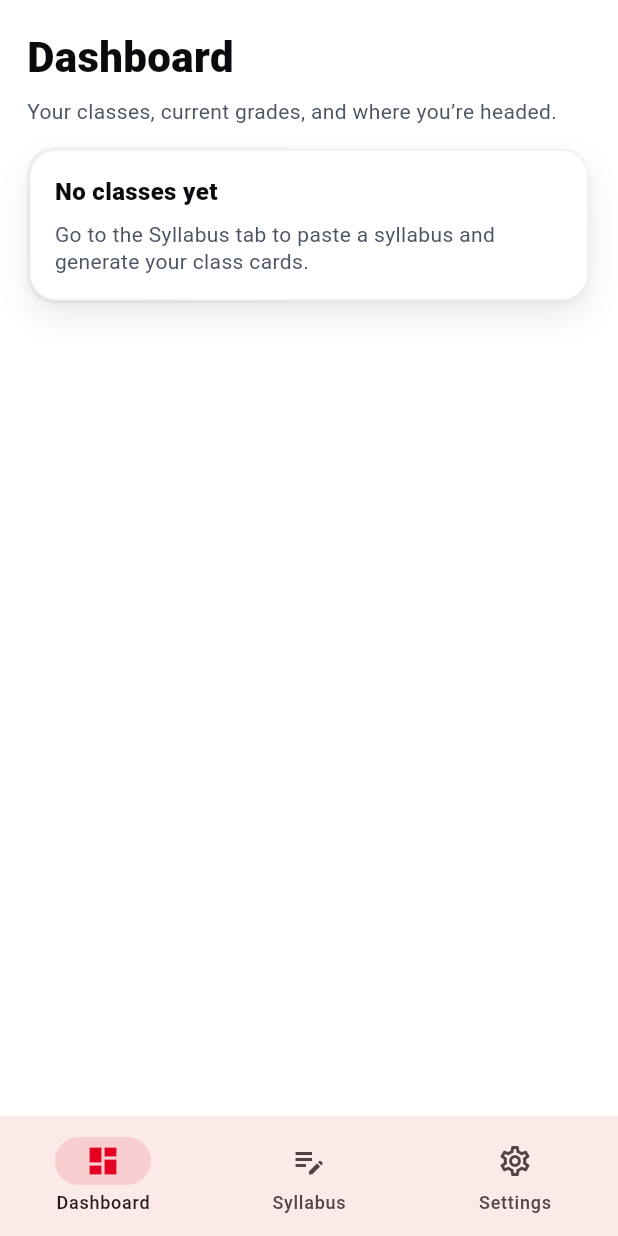
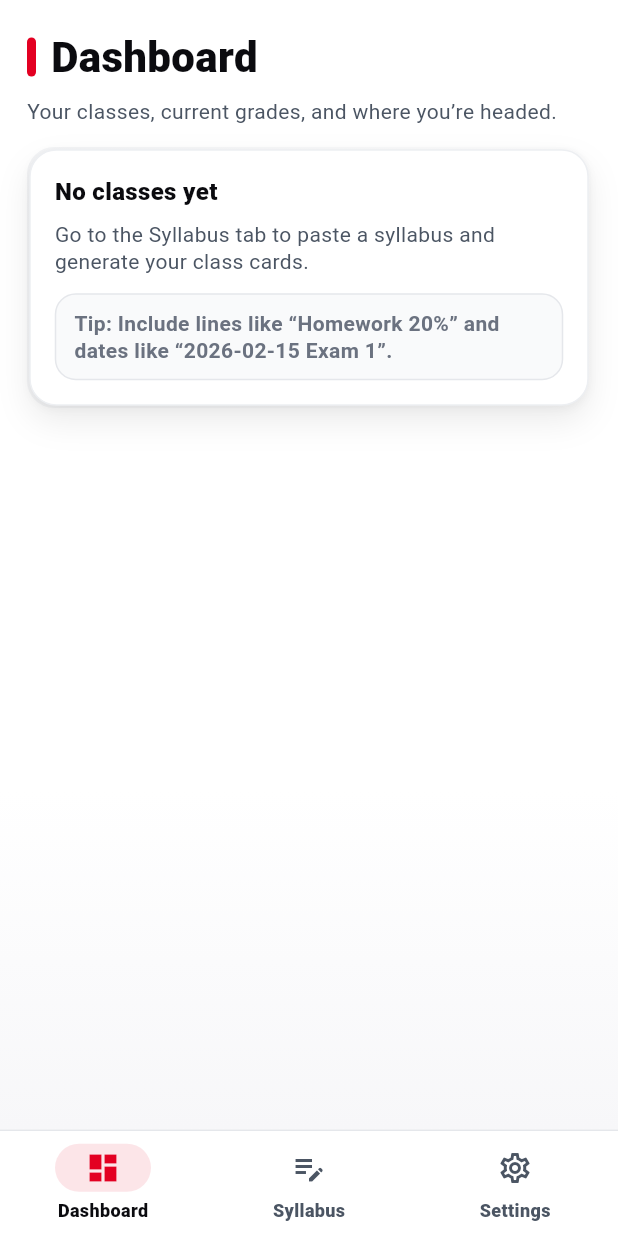
Before and after one commit to Jalani77/eta, a Flutter app: the screen it shows after launch, on a phone screen of 412 x 824 dp. Run offline on Flutter 3.47's test engine with Material 3 defaults, Android fonts, the phone set to English and light mode, and no system bars; our stand-ins replace flutter_riverpod, shared_preferences.

Commit message:
Refactor: Apply Yiri theme and improve UI elements
Co-authored-by: jbandele1 <jbandele1@student.gsu.edu>

```diff
--- a/frontend/lib/presentation/screens/dashboard_screen.dart
+++ b/frontend/lib/presentation/screens/dashboard_screen.dart
@@ -6,6 +6,7 @@ import '../../state/app_settings.dart';
 import '../../state/classes_state.dart';
 import '../widgets/progress_ring.dart';
 import '../widgets/yiri_card.dart';
+import '../theme/yiri_theme.dart';
 
 class DashboardScreen extends ConsumerWidget {
   const DashboardScreen({super.key});
@@ -20,14 +21,17 @@ class DashboardScreen extends ConsumerWidget {
       child: Column(
         crossAxisAlignment: CrossAxisAlignment.start,
         children: [
-          const Text(
-            'Dashboard',
-            style: TextStyle(fontSize: 28, fontWeight: FontWeight.w900),
+          Row(
+            children: const [
+              _AccentBar(),
+              SizedBox(width: 10),
+              Text('Dashboard', style: TextStyle(fontSize: 28, fontWeight: FontWeight.w900)),
+            ],
           ),
           const SizedBox(height: 6),
           const Text(
             'Your classes, current grades, and where you’re headed.',
-            style: TextStyle(color: Color(0xFF4B5563)),
+            style: TextStyle(color: YiriTheme.mutedText),
           ),
           const SizedBox(height: 14),
           Expanded(
@@ -72,12 +76,12 @@ class DashboardScreen extends ConsumerWidget {
                               if (snap.requiredRemainingAverageForGoal != null)
                                 Text(
                                   'To hit ${goal.toStringAsFixed(0)}%, you need ~${snap.requiredRemainingAverageForGoal!.toStringAsFixed(1)}% average on remaining categories.',
-                                  style: const TextStyle(color: Color(0xFF4B5563), height: 1.25),
+                                  style: const TextStyle(color: YiriTheme.mutedText, height: 1.25),
                                 )
                               else
                                 Text(
                                   'Goal calc will appear once your rubric has ungraded categories.',
-                                  style: const TextStyle(color: Color(0xFF4B5563), height: 1.25),
+                                  style: const TextStyle(color: YiriTheme.mutedText, height: 1.25),
                                 ),
                             ],
                           ),
@@ -106,6 +110,22 @@ class DashboardScreen extends ConsumerWidget {
   }
 }
 
+class _AccentBar extends StatelessWidget {
+  const _AccentBar();
+
+  @override
+  Widget build(BuildContext context) {
+    return Container(
+      width: 6,
+      height: 26,
+      decoration: BoxDecoration(
+        color: YiriTheme.yiriRed,
+        borderRadius: BorderRadius.circular(20),
+      ),
+    );
+  }
+}
+
 class _Metric extends StatelessWidget {
   final String label;
   final String value;
@@ -117,7 +137,7 @@ class _Metric extends StatelessWidget {
     return Column(
       crossAxisAlignment: CrossAxisAlignment.start,
       children: [
-        Text(label, style: const TextStyle(color: Color(0xFF6B7280), fontWeight: FontWeight.w700)),
+        Text(label, style: const TextStyle(color: Color(0xFF6B7280), fontWeight: FontWeight.w800)),
         const SizedBox(height: 2),
         Text(value, style: const TextStyle(fontSize: 16, fontWeight: FontWeight.w900)),
       ],
@@ -133,12 +153,25 @@ class _EmptyCard extends StatelessWidget {
     return YiriCard(
       child: Column(
         crossAxisAlignment: CrossAxisAlignment.start,
-        children: const [
-          Text('No classes yet', style: TextStyle(fontSize: 16, fontWeight: FontWeight.w900)),
-          SizedBox(height: 8),
-          Text(
+        children: [
+          const Text('No classes yet', style: TextStyle(fontSize: 16, fontWeight: FontWeight.w900)),
+          const SizedBox(height: 8),
+          const Text(
             'Go to the Syllabus tab to paste a syllabus and generate your class cards.',
-            style: TextStyle(color: Color(0xFF4B5563), height: 1.25),
+            style: TextStyle(color: YiriTheme.mutedText, height: 1.25),
+          ),
+          const SizedBox(height: 12),
+          Container(
+            padding: const EdgeInsets.symmetric(horizontal: 12, vertical: 10),
+            decoration: BoxDecoration(
+              color: const Color(0xFFF9FAFB),
+              borderRadius: BorderRadius.circular(14),
+              border: Border.all(color: const Color(0xFFE5E7EB)),
+            ),
+            child: const Text(
+              'Tip: Include lines like “Homework 20%” and dates like “2026-02-15 Exam 1”.',
+              style: TextStyle(color: Color(0xFF6B7280), height: 1.25, fontWeight: FontWeight.w700),
+            ),
           ),
         ],
       ),
--- a/frontend/lib/presentation/screens/main_shell.dart
+++ b/frontend/lib/presentation/screens/main_shell.dart
@@ -4,6 +4,7 @@ import 'dashboard_screen.dart';
 import 'settings_screen.dart';
 import 'syllabus_input_screen.dart';
 import '../theme/yiri_theme.dart';
+import '../widgets/yiri_scaffold.dart';
 
 class MainShell extends StatefulWidget {
   const MainShell({super.key});
@@ -24,29 +25,39 @@ class _MainShellState extends State<MainShell> {
     ];
 
     return Scaffold(
-      body: SafeArea(child: pages[_idx]),
-      bottomNavigationBar: NavigationBar(
+      body: YiriScaffold(
+        child: SafeArea(
+          child: IndexedStack(index: _idx, children: pages),
+        ),
+      ),
+      bottomNavigationBar: Container(
+        decoration: const BoxDecoration(
+          color: YiriTheme.pureWhite,
+          border: Border(top: BorderSide(color: Color(0xFFE5E7EB))),
+        ),
+        child: NavigationBar(
           selectedIndex: _idx,
-        indicatorColor: YiriTheme.yiriRed.withOpacity(0.12),
+          indicatorColor: YiriTheme.yiriRed.withOpacity(0.10),
           onDestinationSelected: (i) => setState(() => _idx = i),
           destinations: const [
             NavigationDestination(
               icon: Icon(Icons.dashboard_outlined),
-            selectedIcon: Icon(Icons.dashboard, color: YiriTheme.yiriRed),
+              selectedIcon: Icon(Icons.dashboard),
               label: 'Dashboard',
             ),
             NavigationDestination(
               icon: Icon(Icons.edit_note_outlined),
-            selectedIcon: Icon(Icons.edit_note, color: YiriTheme.yiriRed),
+              selectedIcon: Icon(Icons.edit_note),
               label: 'Syllabus',
             ),
             NavigationDestination(
               icon: Icon(Icons.settings_outlined),
-            selectedIcon: Icon(Icons.settings, color: YiriTheme.yiriRed),
+              selectedIcon: Icon(Icons.settings),
               label: 'Settings',
             ),
           ],
         ),
+      ),
     );
   }
 }
--- a/frontend/lib/presentation/screens/settings_screen.dart
+++ b/frontend/lib/presentation/screens/settings_screen.dart
@@ -3,6 +3,7 @@ import 'package:flutter_riverpod/flutter_riverpod.dart';
 
 import '../../state/app_settings.dart';
 import '../../state/auth_state.dart';
+import '../theme/yiri_theme.dart';
 import '../widgets/primary_button.dart';
 import '../widgets/yiri_card.dart';
 
@@ -46,7 +47,13 @@ class _SettingsScreenState extends ConsumerState<SettingsScreen> {
       padding: const EdgeInsets.fromLTRB(18, 18, 18, 10),
       child: ListView(
         children: [
-          const Text('Settings', style: TextStyle(fontSize: 28, fontWeight: FontWeight.w900)),
+          Row(
+            children: const [
+              _AccentBar(),
+              SizedBox(width: 10),
+              Text('Settings', style: TextStyle(fontSize: 28, fontWeight: FontWeight.w900)),
+            ],
+          ),
           const SizedBox(height: 14),
 
           YiriCard(
@@ -70,6 +77,11 @@ class _SettingsScreenState extends ConsumerState<SettingsScreen> {
                     if (d != null) ref.read(appSettingsProvider.notifier).setGoalFinalGrade(d);
                   },
                 ),
+                const SizedBox(height: 12),
+                Text(
+                  'Current goal: ${settings.goalFinalGrade.toStringAsFixed(0)}%',
+                  style: const TextStyle(color: YiriTheme.mutedText, fontWeight: FontWeight.w800),
+                ),
               ],
             ),
           ),
@@ -83,6 +95,11 @@ class _SettingsScreenState extends ConsumerState<SettingsScreen> {
                 const Text('Account', style: TextStyle(fontSize: 16, fontWeight: FontWeight.w900)),
                 const SizedBox(height: 10),
                 if (auth.token == null) ...[
+                  const Text(
+                    'Create an account (or sign in) to connect your dashboard to the backend.',
+                    style: TextStyle(color: YiriTheme.mutedText, height: 1.25),
+                  ),
+                  const SizedBox(height: 12),
                   TextField(
                     controller: _email,
                     keyboardType: TextInputType.emailAddress,
@@ -107,10 +124,6 @@ class _SettingsScreenState extends ConsumerState<SettingsScreen> {
                       const SizedBox(width: 10),
                       Expanded(
                         child: OutlinedButton(
-                          style: OutlinedButton.styleFrom(
-                            minimumSize: const Size(double.infinity, 52),
-                            shape: RoundedRectangleBorder(borderRadius: BorderRadius.circular(16)),
-                          ),
                           onPressed: auth.busy
                               ? null
                               : () => ref.read(authProvider.notifier).register(_email.text.trim(), _password.text),
@@ -145,3 +158,19 @@ class _SettingsScreenState extends ConsumerState<SettingsScreen> {
     );
   }
 }
+
+class _AccentBar extends StatelessWidget {
+  const _AccentBar();
+
+  @override
+  Widget build(BuildContext context) {
+    return Container(
+      width: 6,
+      height: 26,
+      decoration: BoxDecoration(
+        color: YiriTheme.yiriRed,
+        borderRadius: BorderRadius.circular(20),
+      ),
+    );
+  }
+}
--- a/frontend/lib/presentation/screens/syllabus_input_screen.dart
+++ b/frontend/lib/presentation/screens/syllabus_input_screen.dart
@@ -2,6 +2,7 @@ import 'package:flutter/material.dart';
 import 'package:flutter_riverpod/flutter_riverpod.dart';
 
 import '../../state/syllabus_state.dart';
+import '../theme/yiri_theme.dart';
 import '../widgets/primary_button.dart';
 import '../widgets/yiri_card.dart';
 
@@ -35,11 +36,17 @@ class _SyllabusInputScreenState extends ConsumerState<SyllabusInputScreen> {
       padding: const EdgeInsets.fromLTRB(18, 18, 18, 10),
       child: ListView(
         children: [
-          const Text('Syllabus Input', style: TextStyle(fontSize: 28, fontWeight: FontWeight.w900)),
+          Row(
+            children: const [
+              _AccentBar(),
+              SizedBox(width: 10),
+              Text('Syllabus', style: TextStyle(fontSize: 28, fontWeight: FontWeight.w900)),
+            ],
+          ),
           const SizedBox(height: 6),
           const Text(
             'Paste your syllabus text. Yiri will extract weights + dates and schedule reminders 24h before due dates.',
-            style: TextStyle(color: Color(0xFF4B5563), height: 1.25),
+            style: TextStyle(color: YiriTheme.mutedText, height: 1.25),
           ),
           const SizedBox(height: 14),
           YiriCard(
@@ -49,19 +56,28 @@ class _SyllabusInputScreenState extends ConsumerState<SyllabusInputScreen> {
                 TextField(
                   controller: _className,
                   textInputAction: TextInputAction.next,
-                  decoration: const InputDecoration(labelText: 'Class name'),
+                  decoration: const InputDecoration(
+                    labelText: 'Class name',
+                    hintText: 'e.g., Calculus I',
+                  ),
                 ),
                 const SizedBox(height: 10),
                 TextField(
                   controller: _phone,
                   textInputAction: TextInputAction.next,
-                  decoration: const InputDecoration(labelText: 'Phone (E.164, e.g. +14155552671) — optional'),
+                  decoration: const InputDecoration(
+                    labelText: 'Phone number (optional)',
+                    hintText: '+14155552671',
+                  ),
                 ),
                 const SizedBox(height: 10),
                 TextField(
                   controller: _assumed,
                   keyboardType: const TextInputType.numberWithOptions(decimal: true),
-                  decoration: const InputDecoration(labelText: 'Assumed average for remaining work (e.g. 85)'),
+                  decoration: const InputDecoration(
+                    labelText: 'Assumed average for remaining work',
+                    hintText: '85',
+                  ),
                 ),
                 const SizedBox(height: 10),
                 TextField(
@@ -71,6 +87,8 @@ class _SyllabusInputScreenState extends ConsumerState<SyllabusInputScreen> {
                   decoration: const InputDecoration(
                     labelText: 'Syllabus text',
                     alignLabelWithHint: true,
+                    hintText:
+                        'Homework 20%\nQuizzes 15%\nMidterm 25%\nFinal 40%\n\n2026-02-15 Exam 1\nFeb 20, 2026 Assignment 3',
                   ),
                 ),
                 const SizedBox(height: 14),
@@ -89,7 +107,10 @@ class _SyllabusInputScreenState extends ConsumerState<SyllabusInputScreen> {
                 ),
                 if (state.lastResult != null) ...[
                   const SizedBox(height: 10),
-                  Text(state.lastResult!, style: const TextStyle(color: Color(0xFF065F46), fontWeight: FontWeight.w700)),
+                  Text(
+                    state.lastResult!,
+                    style: const TextStyle(color: YiriTheme.mutedText, fontWeight: FontWeight.w800),
+                  ),
                 ],
                 if (state.error != null) ...[
                   const SizedBox(height: 10),
@@ -108,3 +129,19 @@ class _SyllabusInputScreenState extends ConsumerState<SyllabusInputScreen> {
     );
   }
 }
+
+class _AccentBar extends StatelessWidget {
+  const _AccentBar();
+
+  @override
+  Widget build(BuildContext context) {
+    return Container(
+      width: 6,
+      height: 26,
+      decoration: BoxDecoration(
+        color: YiriTheme.yiriRed,
+        borderRadius: BorderRadius.circular(20),
+      ),
+    );
+  }
+}
--- a/frontend/lib/presentation/theme/yiri_theme.dart
+++ b/frontend/lib/presentation/theme/yiri_theme.dart
@@ -5,6 +5,7 @@ class YiriTheme {
   static const Color pureWhite = Color(0xFFFFFFFF);
   static const Color lightGray = Color(0xFFF3F4F6);
   static const Color textBlack = Color(0xFF0B0B0F);
+  static const Color mutedText = Color(0xFF4B5563);
 
   static ThemeData light() {
     final base = ThemeData(
@@ -34,10 +35,34 @@ class YiriTheme {
         elevation: 0,
         margin: EdgeInsets.zero,
       ),
+      navigationBarTheme: NavigationBarThemeData(
+        backgroundColor: pureWhite,
+        elevation: 0,
+        height: 70,
+        labelTextStyle: WidgetStateProperty.resolveWith((states) {
+          final selected = states.contains(WidgetState.selected);
+          return TextStyle(
+            fontWeight: FontWeight.w800,
+            fontSize: 12,
+            color: selected ? textBlack : mutedText,
+          );
+        }),
+        iconTheme: WidgetStateProperty.resolveWith((states) {
+          final selected = states.contains(WidgetState.selected);
+          return IconThemeData(color: selected ? yiriRed : mutedText);
+        }),
+      ),
+      progressIndicatorTheme: const ProgressIndicatorThemeData(color: yiriRed),
+      refreshIndicatorTheme: const RefreshIndicatorThemeData(
+        color: yiriRed,
+        backgroundColor: pureWhite,
+      ),
+      dividerTheme: const DividerThemeData(color: Color(0xFFE5E7EB), thickness: 1, space: 1),
       inputDecorationTheme: InputDecorationTheme(
         filled: true,
         fillColor: pureWhite,
         contentPadding: const EdgeInsets.symmetric(horizontal: 14, vertical: 12),
+        labelStyle: const TextStyle(color: mutedText, fontWeight: FontWeight.w700),
         border: OutlineInputBorder(
           borderRadius: BorderRadius.circular(14),
           borderSide: const BorderSide(color: Color(0xFFE5E7EB)),
@@ -51,6 +76,24 @@ class YiriTheme {
           borderSide: const BorderSide(color: yiriRed, width: 1.6),
         ),
       ),
+      filledButtonTheme: FilledButtonThemeData(
+        style: FilledButton.styleFrom(
+          backgroundColor: yiriRed,
+          foregroundColor: Colors.white,
+          shape: RoundedRectangleBorder(borderRadius: BorderRadius.circular(16)),
+          textStyle: const TextStyle(fontWeight: FontWeight.w800),
+          minimumSize: const Size(0, 52),
+        ),
+      ),
+      outlinedButtonTheme: OutlinedButtonThemeData(
+        style: OutlinedButton.styleFrom(
+          foregroundColor: yiriRed,
+          side: const BorderSide(color: yiriRed, width: 1.2),
+          shape: RoundedRectangleBorder(borderRadius: BorderRadius.circular(16)),
+          textStyle: const TextStyle(fontWeight: FontWeight.w800),
+          minimumSize: const Size(0, 52),
+        ),
+      ),
     );
   }
 }
--- a/frontend/lib/presentation/widgets/primary_button.dart
+++ b/frontend/lib/presentation/widgets/primary_button.dart
@@ -20,12 +20,7 @@ class PrimaryButton extends StatelessWidget {
       height: 52,
       width: double.infinity,
       child: FilledButton(
-        style: FilledButton.styleFrom(
-          backgroundColor: YiriTheme.yiriRed,
-          foregroundColor: Colors.white,
-          shape: RoundedRectangleBorder(borderRadius: BorderRadius.circular(16)),
-          textStyle: const TextStyle(fontWeight: FontWeight.w700),
-        ),
+        // Theme enforces the red/white CTA style; keep this lean.
         onPressed: busy ? null : onPressed,
         child: busy
             ? const SizedBox(
--- /dev/null
+++ b/frontend/lib/presentation/widgets/yiri_scaffold.dart
@@ -0,0 +1,29 @@
+import 'package:flutter/material.dart';
+
+import '../theme/yiri_theme.dart';
+
+class YiriScaffold extends StatelessWidget {
+  final Widget child;
+
+  const YiriScaffold({super.key, required this.child});
+
+  @override
+  Widget build(BuildContext context) {
+    return DecoratedBox(
+      decoration: const BoxDecoration(
+        // Pure white dominates; subtle gray underlay provides depth under cards.
+        gradient: LinearGradient(
+          begin: Alignment.topCenter,
+          end: Alignment.bottomCenter,
+          colors: [
+            YiriTheme.pureWhite,
+            Color(0xFFFFFFFF),
+            Color(0xFFF7F7F9),
+          ],
+          stops: [0.0, 0.7, 1.0],
+        ),
+      ),
+      child: child,
+    );
+  }
+}
```
Lines whose indentation alone changed are shown as unchanged.
